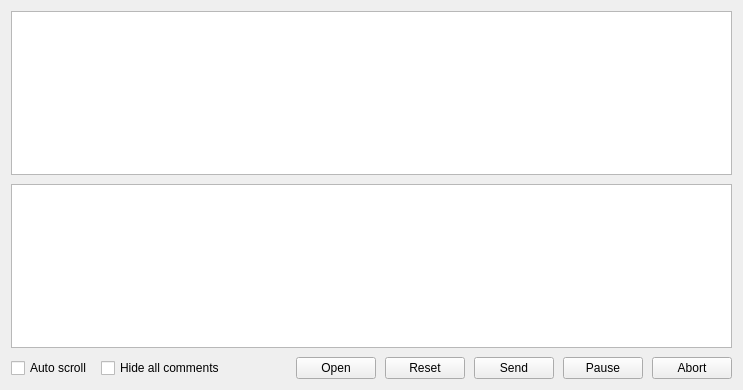
etet100/AstroCore-GCode-Sender, file src/gpilot/ui/forms/partials/main/partmainprogram.ui: the form before one commit.
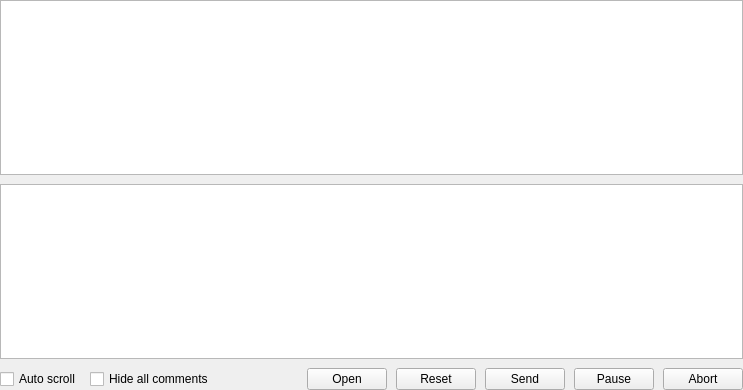
The form after the commit. Custom widgets are drawn as their Qt base class.

Commit message:
Switchable central widget for program and visualizer
Introduce toggleable actions in the UI to switch between
displaying the G-code program and the visualizer as central
widgets. Previously, these components were static, limiting
flexibility in the layout of the main window. Now users can
easily toggle between the two views via a new "Central widget"
submenu under the "View" menu. This change improves user
customization and enhances the overall user experience.

Patch:
```diff
--- a/src/gpilot/ui/forms/partials/main/partmainprogram.ui
+++ b/src/gpilot/ui/forms/partials/main/partmainprogram.ui
@@ -14,6 +14,21 @@
    <string>Form</string>
   </property>
   <layout class="QVBoxLayout" name="verticalLayout">
+   <property name="spacing">
+    <number>3</number>
+   </property>
+   <property name="leftMargin">
+    <number>0</number>
+   </property>
+   <property name="topMargin">
+    <number>0</number>
+   </property>
+   <property name="rightMargin">
+    <number>0</number>
+   </property>
+   <property name="bottomMargin">
+    <number>0</number>
+   </property>
    <item>
     <layout class="QVBoxLayout" name="verticalLayout_21">
      <property name="spacing">
```
The commit also changes 4 other files.
